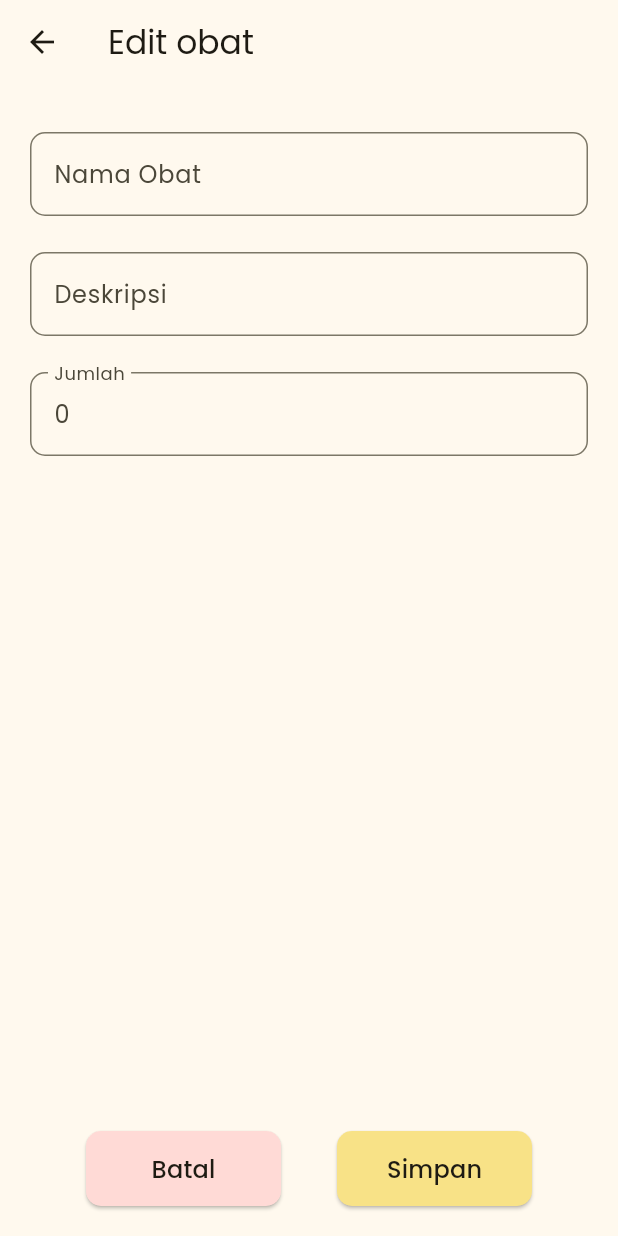
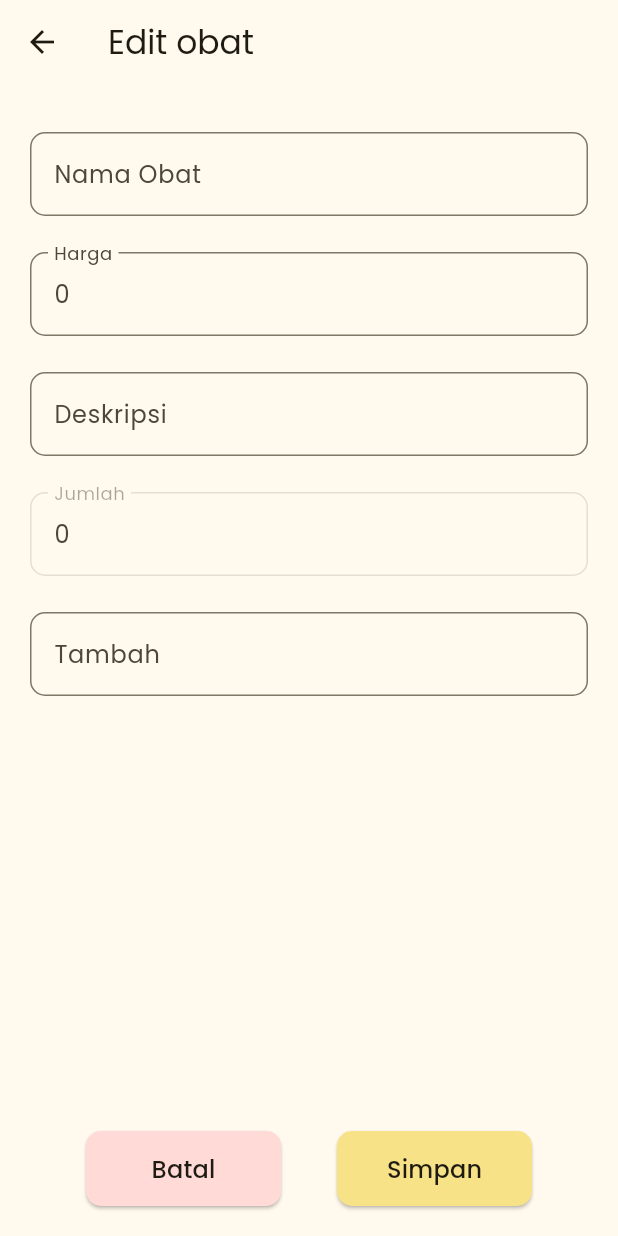
Before and after one commit to raziqaizza/flutter-pampotek, a Flutter app: the EditObatScreen screen opened directly with empty values, on a phone screen of 412 x 824 dp. Run offline on Flutter 3.47's test engine with Material 3 defaults, Android fonts, the phone set to English and light mode, and no system bars; our stand-ins replace firebase_auth, firebase_core, firebase_database, flutter_svg, get_it, google_fonts; accounts and stored records are empty.

Commit message:
Harga obat

```diff
--- a/lib/ui/edit_obat_screen.dart
+++ b/lib/ui/edit_obat_screen.dart
@@ -15,6 +15,8 @@ class _EditObatScreenState extends State<EditObatScreen> {
   final TextEditingController namaObatController = TextEditingController();
   final TextEditingController deskripsiObatController = TextEditingController();
   final TextEditingController jumlahController = TextEditingController();
+  final TextEditingController hargaController = TextEditingController();
+  final TextEditingController tambahJumlahController = TextEditingController();
 
   void toHomeScreen() {
     Navigator.pop(context);
@@ -24,16 +26,15 @@ class _EditObatScreenState extends State<EditObatScreen> {
     String namaObat = namaObatController.text;
     String deskripsiObat = deskripsiObatController.text;
     int jumlahObat = int.tryParse(jumlahController.text.trim()) ?? 0;
-    //TODO input edit harga obat
+    int hargaObat = int.tryParse(hargaController.text.trim()) ?? 0;
 
-    await Provider.of<ObatProvider>(context, listen: false).editObat
-    (ObatEntitiy(
+    await Provider.of<ObatProvider>(context, listen: false).editObat(
+        ObatEntitiy(
             id: id,
             namaObat: namaObat,
             deskripsiObat: deskripsiObat,
             jumlahObat: jumlahObat,
-        //TODO from harga obat
-        hargaObat: 0));
+            hargaObat: hargaObat));
 
     Navigator.pop(context);
   }
@@ -47,31 +48,36 @@ class _EditObatScreenState extends State<EditObatScreen> {
     jumlahController.text = obat.jumlahObat.toString();
 
     return Scaffold(
+      resizeToAvoidBottomInset: true,
       appBar: AppBar(
         title: Text("Edit obat"),
         leading:
             IconButton(onPressed: toHomeScreen, icon: Icon(Icons.arrow_back)),
       ),
-      body: Container(
+      body: SafeArea(
+        child: Container(
           decoration: BoxDecoration(color: MaterialTheme.lightScheme().surface),
           padding: const EdgeInsets.all(20),
           alignment: Alignment.center,
           child: Column(
             children: [
               MyTextForm(hint: "Nama Obat", controller: namaObatController),
-            MyTextForm(hint: "Deskripsi", controller: deskripsiObatController),
+              MyTextForm(hint: "Harga", controller: jumlahController),
+              MyTextForm(
+                  hint: "Deskripsi", controller: deskripsiObatController),
               MyTextForm(hint: "Jumlah", controller: jumlahController),
-            Spacer(
-              flex: 1,
-            ),
+              MyTextForm(hint: "Tambah", controller: tambahJumlahController),
+              const Spacer(flex: 1),
               Row(
                 mainAxisAlignment: MainAxisAlignment.spaceEvenly,
                 children: [
                   MyCancelButton(text: "Batal", onPressed: toHomeScreen),
-                MyButton(text: "Simpan", onPressed: () => handleSubmit(obat.id))
+                  MyButton(
+                      text: "Simpan", onPressed: () => handleSubmit(obat.id))
                 ],
               )
             ],
+          ),
         ),
       ),
     );
@@ -87,16 +93,24 @@ class MyTextForm extends StatelessWidget {
   @override
   Widget build(BuildContext context) {
     TextInputType keyboardType = TextInputType.text;
+    bool isEnabled = true;
 
-    if (hint == "Jumlah") {
+    if (hint == "Harga") {
       keyboardType = TextInputType.number;
     } else {
       keyboardType = TextInputType.text;
     }
 
+    if (hint == "Jumlah") {
+      isEnabled = false;
+    } else {
+      isEnabled = true;
+    }
+
     return Padding(
       padding: const EdgeInsets.symmetric(vertical: 12),
       child: TextFormField(
+        enabled: isEnabled,
         keyboardType: keyboardType,
         controller: controller,
         style: TextStyle(color: MaterialTheme.lightScheme().onSurfaceVariant),
```
Also changed, not shown: lib/main.dart (+16 -13 lines), lib/ui/add_obat_screen.dart (+6 -7 lines), lib/ui/add_transaksi_screen.dart (+11 -10 lines), lib/ui/home_screen.dart (+98 -17 lines). Lines whose indentation alone changed are shown as unchanged.
